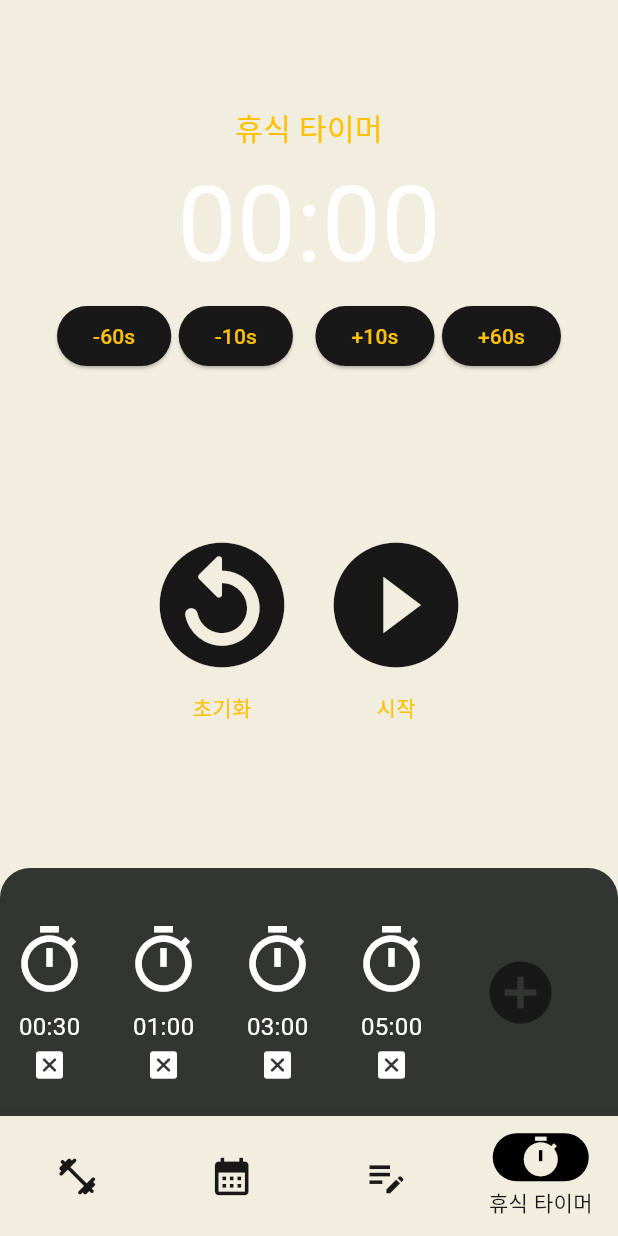
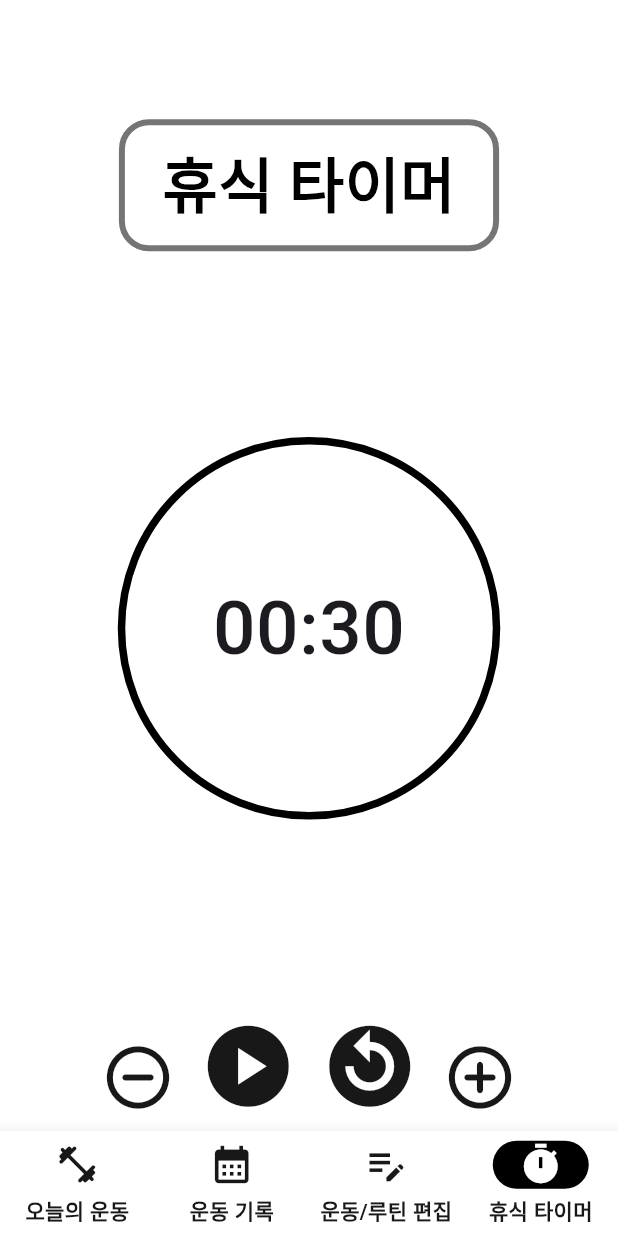
Before and after one commit to winterbirds-0148/FitnessSupporterApp, a Flutter app: the screen it shows after launch, item 4 of the bottom bar chosen, on a phone screen of 412 x 824 dp. Run offline on Flutter 3.47's test engine with Material 3 defaults, Android fonts, the light colour scheme and no system bars; drawn by our look-alikes of circular_countdown_timer; our stand-ins replace google_fonts; Roboto replaces fonts that are missing (Gaegu, Jua).

Commit message:
timer ui changed

```diff
--- a/lib/main.dart
+++ b/lib/main.dart
@@ -15,16 +15,17 @@ class FitnessSupporter extends StatelessWidget {
   Widget build(BuildContext context) {
     return MaterialApp(
       theme: ThemeData(
-        scaffoldBackgroundColor: const Color(0xFFf2eedf),
+        scaffoldBackgroundColor: Colors.white,
         navigationBarTheme: NavigationBarThemeData(
-            backgroundColor: const Color(0xFFf2eedf),
+            backgroundColor: Colors.white,
             labelTextStyle: WidgetStateProperty.all(
-              GoogleFonts.jua(
+              GoogleFonts.gaegu(
                 color: const Color(0xFF181818),
+                fontWeight: FontWeight.w600,
               ),
             ),
             indicatorColor: Colors.black),
-        textTheme: GoogleFonts.juaTextTheme(),
+        textTheme: GoogleFonts.gaeguTextTheme(),
         elevatedButtonTheme: ElevatedButtonThemeData(
           style: ElevatedButton.styleFrom(
             backgroundColor: const Color(0xFF181818),
--- a/lib/screens/timer_screen.dart
+++ b/lib/screens/timer_screen.dart
@@ -1,7 +1,12 @@
 import 'dart:async';
+import 'dart:ui';
 
+import 'package:circular_countdown_timer/circular_countdown_timer.dart';
 import 'package:fitnesssupporter/models/timer_model.dart';
+import 'package:flutter/cupertino.dart';
+import 'package:flutter/foundation.dart';
 import 'package:flutter/material.dart';
+import 'package:flutter/widgets.dart';
 
 class TimerScreen extends StatefulWidget {
   const TimerScreen({super.key});
@@ -11,62 +16,30 @@ class TimerScreen extends StatefulWidget {
 }
 
 class _TimerScreenState extends State<TimerScreen> {
-  int defaultSeconds = 60;
-  int currentSeconds = 0;
+  int defaultSeconds = 30;
+  int currentSeconds = 30;
   late Timer timer;
   bool isTimerRunning = false;
   List<int> timerSettings = [30, 60, 180, 300];
+
+  final CountDownController _controller = CountDownController();
+  bool _isPaused = false;
 
   String format(int seconds) {
     var duration = Duration(seconds: seconds);
     return duration.toString().split('.').first.substring(2, 7);
   }
 
-  void changeTimerSet(int seconds) {
-    int newCurrentSeconds = currentSeconds + seconds;
-
-    if (newCurrentSeconds < 0) newCurrentSeconds = 0;
-    if (newCurrentSeconds > 3599) newCurrentSeconds = 3599;
-
-    setState(() {
-      currentSeconds = newCurrentSeconds;
-    });
+  void timerReset() {
+    _controller.restart(duration: defaultSeconds);
+    _controller.pause();
+    _isPaused = false;
+    setState(() {});
   }
 
-  void onEverySecond(Timer timer) {
-    setState(() {
-      if (isTimerRunning) {
-        currentSeconds = currentSeconds - 1;
-      }
-      if (currentSeconds < 0) {
-        timer.cancel();
-        isTimerRunning = false;
-        currentSeconds = defaultSeconds;
-      }
-    });
-  }
-
-  void onStartclicked() {
-    setState(() {
-      isTimerRunning = true;
-    });
-
-    timer = Timer.periodic(const Duration(seconds: 1), onEverySecond);
-  }
-
-  void onPauseclicked() {
-    timer.cancel();
-    setState(() {
-      isTimerRunning = false;
-    });
-  }
-
-  void onRefreshclicked() {
-    if (isTimerRunning) timer.cancel();
-    setState(() {
-      currentSeconds = defaultSeconds;
-      isTimerRunning = false;
-    });
+  void changeTimerSetting(int seconds) {
+    defaultSeconds = defaultSeconds + seconds;
+    timerReset();
   }
 
   @override
@@ -74,207 +47,331 @@ class _TimerScreenState extends State<TimerScreen> {
     return Column(
       children: [
         Flexible(
-          flex: 3,
+          flex: 2,
           child: Container(
             alignment: Alignment.bottomCenter,
-            child: Column(
-              mainAxisAlignment: MainAxisAlignment.end,
-              children: [
-                const Text(
+            child: Container(
+              decoration: BoxDecoration(
+                borderRadius: BorderRadius.circular(20),
+                border: Border.all(
+                  color: Colors.black54,
+                  width: 4,
+                ),
+              ),
+              child: const Padding(
+                padding: EdgeInsets.symmetric(vertical: 10, horizontal: 25),
+                child: Text(
                   '휴식 타이머',
                   style: TextStyle(
-                    fontSize: 20,
-                    color: Colors.amber,
+                    color: Colors.black,
+                    fontWeight: FontWeight.w800,
+                    fontSize: 40,
                   ),
                 ),
-                Text(
-                  format(currentSeconds),
-                  style: const TextStyle(
-                    fontSize: 70,
-                    color: Colors.white,
               ),
-                ),
-                Row(
-                  mainAxisAlignment: MainAxisAlignment.center,
-                  children: [
-                    ElevatedButton(
-                      onPressed: () {
-                        changeTimerSet(-60);
-                      },
-                      child: const Text('-60s',
-                          style: TextStyle(color: Colors.amber)),
-                    ),
-                    const SizedBox(
-                      width: 5,
-                    ),
-                    ElevatedButton(
-                      onPressed: () {
-                        changeTimerSet(-10);
-                      },
-                      child: const Text('-10s',
-                          style: TextStyle(color: Colors.amber)),
-                    ),
-                    const SizedBox(
-                      width: 15,
-                    ),
-                    ElevatedButton(
-                      onPressed: () {
-                        changeTimerSet(10);
-                      },
-                      child: const Text('+10s',
-                          style: TextStyle(color: Colors.amber)),
-                    ),
-                    const SizedBox(
-                      width: 5,
-                    ),
-                    ElevatedButton(
-                      onPressed: () {
-                        changeTimerSet(60);
-                      },
-                      child: const Text('+60s',
-                          style: TextStyle(color: Colors.amber)),
-                    ),
-                  ],
-                )
-              ],
             ),
           ),
         ),
         Flexible(
-          flex: 4,
+          flex: 6,
           child: Center(
             child: Row(
               mainAxisAlignment: MainAxisAlignment.center,
               children: [
-                Column(
-                  mainAxisAlignment: MainAxisAlignment.center,
-                  children: [
-                    IconButton(
-                      onPressed: onRefreshclicked,
-                      icon: const Icon(
-                        Icons.replay_circle_filled_rounded,
+                CircularCountDownTimer(
+                  backgroundColor: Colors.white,
+                  textFormat: CountdownTextFormat.MM_SS,
+                  autoStart: true,
+                  controller: _controller,
+                  width: 250,
+                  height: 250,
+                  duration: defaultSeconds,
+                  initialDuration: 0,
+                  fillColor: Colors.white,
+                  ringColor: Colors.black,
+                  isReverse: true,
+                  textStyle: const TextStyle(
+                    fontSize: 50,
+                    fontWeight: FontWeight.w500,
                   ),
-                      iconSize: 100,
-                    ),
-                    const Text(
-                      '초기화',
-                      style: TextStyle(
-                        color: Colors.amber,
-                      ),
-                    )
-                  ],
-                ),
-                Column(
-                  mainAxisAlignment: MainAxisAlignment.center,
-                  children: [
-                    IconButton(
-                      onPressed:
-                          isTimerRunning ? onPauseclicked : onStartclicked,
-                      icon: isTimerRunning
-                          ? const Icon(Icons.pause_circle_filled)
-                          : const Icon(Icons.play_circle_fill),
-                      iconSize: 100,
-                    ),
-                    isTimerRunning
-                        ? const Text(
-                            '일시정지',
-                            style: TextStyle(
-                              color: Colors.amber,
-                            ),
-                          )
-                        : const Text(
-                            '시작',
-                            style: TextStyle(
-                              color: Colors.amber,
-                            ),
-                          ),
-                  ],
+                  onComplete: () {
+                    timerReset();
+                  },
+                  onChange: (value) {
+                    if (!_isPaused) _controller.pause();
+                  },
                 ),
               ],
             ),
           ),
         ),
         Flexible(
-          flex: 2,
+          flex: 1,
           child: Container(
-            decoration: const BoxDecoration(
-              color: Color(0xFF333533),
-              borderRadius: BorderRadius.vertical(top: Radius.circular(20)),
+            alignment: Alignment.topCenter,
+            child: Row(
+              mainAxisAlignment: MainAxisAlignment.center,
+              crossAxisAlignment: CrossAxisAlignment.end,
+              children: [
+                AnimatedOpacity(
+                  opacity: _isPaused ? 0.0 : 1.0,
+                  duration: const Duration(milliseconds: 500),
+                  child: AnimatedSize(
+                    duration: const Duration(milliseconds: 500),
+                    child: IconButton(
+                      iconSize: _isPaused ? 0 : 50,
+                      onPressed: () {
+                        changeTimerSetting(-10);
+                      },
+                      icon: const Icon(
+                        Icons.remove_circle_outline_rounded,
                       ),
-            child: ListView.separated(
-              scrollDirection: Axis.horizontal,
-              itemCount: timerSettings.length,
-              separatorBuilder: (context, index) {
-                return const SizedBox(
-                  width: 10,
-                );
-              },
-              itemBuilder: (context, index) {
-                var newTimer = timerSettings[index];
-
-                if (index == timerSettings.length - 1) {
-                  return Row(
-                    children: [
-                      timerSetButton(newTimer, index),
-                      const SizedBox(
-                        width: 20,
+                    ),
+                  ),
                 ),
                 IconButton(
-                        iconSize: 50,
+                  iconSize: 65,
                   onPressed: () {
                     setState(() {
-                            timerSettings.add(currentSeconds);
+                      _isPaused ? _controller.pause() : _controller.resume();
+                      _isPaused = !_isPaused;
                     });
                   },
-                        icon: const Icon(Icons.add_circle),
-                      )
+                  icon:
+                      Icon(_isPaused ? Icons.pause_circle : Icons.play_circle),
+                ),
+                IconButton(
+                  iconSize: 65,
+                  onPressed: () => timerReset(),
+                  icon: const Icon(Icons.replay_circle_filled),
+                ),
+                AnimatedOpacity(
+                  opacity: _isPaused ? 0.0 : 1.0,
+                  duration: const Duration(milliseconds: 500),
+                  child: AnimatedSize(
+                    duration: const Duration(milliseconds: 500),
+                    child: IconButton(
+                      iconSize: _isPaused ? 0 : 50,
+                      onPressed: () {
+                        changeTimerSetting(10);
+                      },
+                      icon: const Icon(
+                        Icons.add_circle_outline_rounded,
+                      ),
+                    ),
+                  ),
+                ),
               ],
-                  );
-                }
-                return timerSetButton(newTimer, index);
-              },
             ),
           ),
         ),
       ],
     );
-  }
 
-  Column timerSetButton(int newTimer, int index) {
-    return Column(
-      mainAxisAlignment: MainAxisAlignment.end,
-      children: [
-        IconButton(
-          iconSize: 50,
-          color: Colors.white,
-          onPressed: () {
-            setState(() {
-              currentSeconds = newTimer;
-              defaultSeconds = newTimer;
-            });
-          },
-          icon: const Icon(Icons.timer_sharp),
-        ),
-        Text(
-          format(newTimer),
-          style: const TextStyle(
-            color: Colors.white,
-            fontSize: 16,
-          ),
-        ),
-        Transform.translate(
-          offset: const Offset(0, -10),
-          child: IconButton(
-            color: Colors.white,
-            onPressed: () {
-              setState(() {
-                timerSettings.removeAt(index);
-              });
-            },
-            icon: const Icon(Icons.disabled_by_default_rounded),
-          ),
-        ),
-      ],
-    );
+    //   return Column(
+    //     children: [
+    //       Flexible(
+    //         flex: 3,
+    //         child: Container(
+    //           alignment: Alignment.bottomCenter,
+    //           child: Column(
+    //             mainAxisAlignment: MainAxisAlignment.end,
+    //             children: [
+    //               const Text(
+    //                 '휴식 타이머',
+    //                 style: TextStyle(
+    //                   fontSize: 20,
+    //                   color: Colors.amber,
+    //                 ),
+    //               ),
+    //               Text(
+    //                 format(currentSeconds),
+    //                 style: const TextStyle(
+    //                   fontSize: 70,
+    //                   color: Colors.white,
+    //                 ),
+    //               ),
+    //               Row(
+    //                 mainAxisAlignment: MainAxisAlignment.center,
+    //                 children: [
+    //                   ElevatedButton(
+    //                     onPressed: () {
+    //                       changeTimerSet(-60);
+    //                     },
+    //                     child: const Text('-60s',
+    //                         style: TextStyle(color: Colors.amber)),
+    //                   ),
+    //                   const SizedBox(
+    //                     width: 5,
+    //                   ),
+    //                   ElevatedButton(
+    //                     onPressed: () {
+    //                       changeTimerSet(-10);
+    //                     },
+    //                     child: const Text('-10s',
+    //                         style: TextStyle(color: Colors.amber)),
+    //                   ),
+    //                   const SizedBox(
+    //                     width: 15,
+    //                   ),
+    //                   ElevatedButton(
+    //                     onPressed: () {
+    //                       changeTimerSet(10);
+    //                     },
+    //                     child: const Text('+10s',
+    //                         style: TextStyle(color: Colors.amber)),
+    //                   ),
+    //                   const SizedBox(
+    //                     width: 5,
+    //                   ),
+    //                   ElevatedButton(
+    //                     onPressed: () {
+    //                       changeTimerSet(60);
+    //                     },
+    //                     child: const Text('+60s',
+    //                         style: TextStyle(color: Colors.amber)),
+    //                   ),
+    //                 ],
+    //               )
+    //             ],
+    //           ),
+    //         ),
+    //       ),
+    //       Flexible(
+    //         flex: 4,
+    //         child: Center(
+    //           child: Row(
+    //             mainAxisAlignment: MainAxisAlignment.center,
+    //             children: [
+    //               Column(
+    //                 mainAxisAlignment: MainAxisAlignment.center,
+    //                 children: [
+    //                   IconButton(
+    //                     onPressed: onRefreshclicked,
+    //                     icon: const Icon(
+    //                       Icons.replay_circle_filled_rounded,
+    //                     ),
+    //                     iconSize: 100,
+    //                   ),
+    //                   const Text(
+    //                     '초기화',
+    //                     style: TextStyle(
+    //                       color: Colors.amber,
+    //                     ),
+    //                   )
+    //                 ],
+    //               ),
+    //               Column(
+    //                 mainAxisAlignment: MainAxisAlignment.center,
+    //                 children: [
+    //                   IconButton(
+    //                     onPressed:
+    //                         isTimerRunning ? onPauseclicked : onStartclicked,
+    //                     icon: isTimerRunning
+    //                         ? const Icon(Icons.pause_circle_filled)
+    //                         : const Icon(Icons.play_circle_fill),
+    //                     iconSize: 100,
+    //                   ),
+    //                   isTimerRunning
+    //                       ? const Text(
+    //                           '일시정지',
+    //                           style: TextStyle(
+    //                             color: Colors.amber,
+    //                           ),
+    //                         )
+    //                       : const Text(
+    //                           '시작',
+    //                           style: TextStyle(
+    //                             color: Colors.amber,
+    //                           ),
+    //                         ),
+    //                 ],
+    //               ),
+    //             ],
+    //           ),
+    //         ),
+    //       ),
+    //       Flexible(
+    //         flex: 2,
+    //         child: Container(
+    //           decoration: const BoxDecoration(
+    //             color: Color(0xFF333533),
+    //             borderRadius: BorderRadius.vertical(top: Radius.circular(20)),
+    //           ),
+    //           child: ListView.separated(
+    //             scrollDirection: Axis.horizontal,
+    //             itemCount: timerSettings.length,
+    //             separatorBuilder: (context, index) {
+    //               return const SizedBox(
+    //                 width: 10,
+    //               );
+    //             },
+    //             itemBuilder: (context, index) {
+    //               var newTimer = timerSettings[index];
+
+    //               if (index == timerSettings.length - 1) {
+    //                 return Row(
+    //                   children: [
+    //                     timerSetButton(newTimer, index),
+    //                     const SizedBox(
+    //                       width: 20,
+    //                     ),
+    //                     IconButton(
+    //                       iconSize: 50,
+    //                       onPressed: () {
+    //                         setState(() {
+    //                           timerSettings.add(currentSeconds);
+    //                         });
+    //                       },
+    //                       icon: const Icon(Icons.add_circle),
+    //                     )
+    //                   ],
+    //                 );
+    //               }
+    //               return timerSetButton(newTimer, index);
+    //             },
+    //           ),
+    //         ),
+    //       ),
+    //     ],
+    //   );
+    // }
+
+    // Column timerSetButton(int newTimer, int index) {
+    //   return Column(
+    //     mainAxisAlignment: MainAxisAlignment.end,
+    //     children: [
+    //       IconButton(
+    //         iconSize: 50,
+    //         color: Colors.white,
+    //         onPressed: () {
+    //           setState(() {
+    //             currentSeconds = newTimer;
+    //             defaultSeconds = newTimer;
+    //           });
+    //         },
+    //         icon: const Icon(Icons.timer_sharp),
+    //       ),
+    //       Text(
+    //         format(newTimer),
+    //         style: const TextStyle(
+    //           color: Colors.white,
+    //           fontSize: 16,
+    //         ),
+    //       ),
+    //       Transform.translate(
+    //         offset: const Offset(0, -10),
+    //         child: IconButton(
+    //           color: Colors.white,
+    //           onPressed: () {
+    //             setState(() {
+    //               timerSettings.removeAt(index);
+    //             });
+    //           },
+    //           icon: const Icon(Icons.disabled_by_default_rounded),
+    //         ),
+    //       ),
+    //     ],
+    //   );
   }
 }
--- a/lib/widgets/navigator_widget.dart
+++ b/lib/widgets/navigator_widget.dart
@@ -1,6 +1,7 @@
 import 'package:fitnesssupporter/screens/edit_screen.dart';
 import 'package:fitnesssupporter/screens/history_screen.dart';
 import 'package:fitnesssupporter/screens/home_screen.dart';
+import 'package:fitnesssupporter/screens/test_timer.dart';
 import 'package:fitnesssupporter/screens/timer_screen.dart';
 import 'package:flutter/material.dart';
 
@@ -18,6 +19,7 @@ class _NavigatorWidgetState extends State<NavigatorWidget> {
   Widget build(BuildContext context) {
     return Scaffold(
       bottomNavigationBar: NavigationBar(
+        height: 70,
         elevation: 10,
         shadowColor: Colors.black,
         onDestinationSelected: (int index) {
@@ -25,12 +27,12 @@ class _NavigatorWidgetState extends State<NavigatorWidget> {
             currentPageIndex = index;
           });
         },
-        labelBehavior: NavigationDestinationLabelBehavior.onlyShowSelected,
+        labelBehavior: NavigationDestinationLabelBehavior.alwaysShow,
         selectedIndex: currentPageIndex,
         destinations: const <Widget>[
           NavigationDestination(
             selectedIcon: Icon(
-              color: Color(0xFFf2eedf),
+              color: Colors.white,
               Icons.fitness_center_rounded,
               size: 30,
             ),
@@ -43,7 +45,7 @@ class _NavigatorWidgetState extends State<NavigatorWidget> {
           ),
           NavigationDestination(
             selectedIcon: Icon(
-              color: Color(0xFFf2eedf),
+              color: Colors.white,
               Icons.calendar_month,
               size: 30,
             ),
@@ -56,7 +58,7 @@ class _NavigatorWidgetState extends State<NavigatorWidget> {
           ),
           NavigationDestination(
             selectedIcon: Icon(
-              color: Color(0xFFf2eedf),
+              color: Colors.white,
               Icons.edit_note,
               size: 30,
             ),
@@ -69,7 +71,7 @@ class _NavigatorWidgetState extends State<NavigatorWidget> {
           ),
           NavigationDestination(
             selectedIcon: Icon(
-              color: Color(0xFFf2eedf),
+              color: Colors.white,
               Icons.timer,
               size: 30,
             ),
--- a/pubspec.yaml
+++ b/pubspec.yaml
@@ -36,6 +36,9 @@ dependencies:
   # Use with the CupertinoIcons class for iOS style icons.
   cupertino_icons: ^1.0.6
   google_fonts: ^6.2.1
+  circular_countdown_timer: ^0.2.3
+  flutter_screenutil: ^5.9.3
+  animations: ^2.0.11
 
 dev_dependencies:
   flutter_test:
```
Also changed, not shown: lib/screens/test_timer.dart (added, +169 -0 lines), pubspec.lock. Lines whose indentation alone changed are shown as unchanged.
